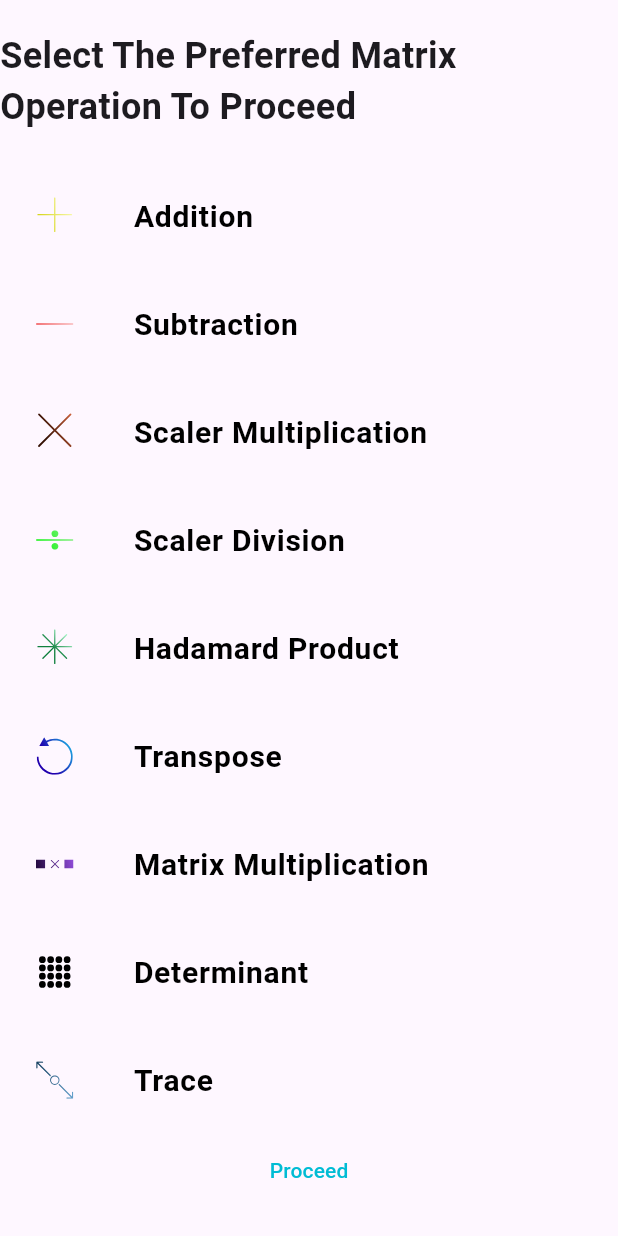
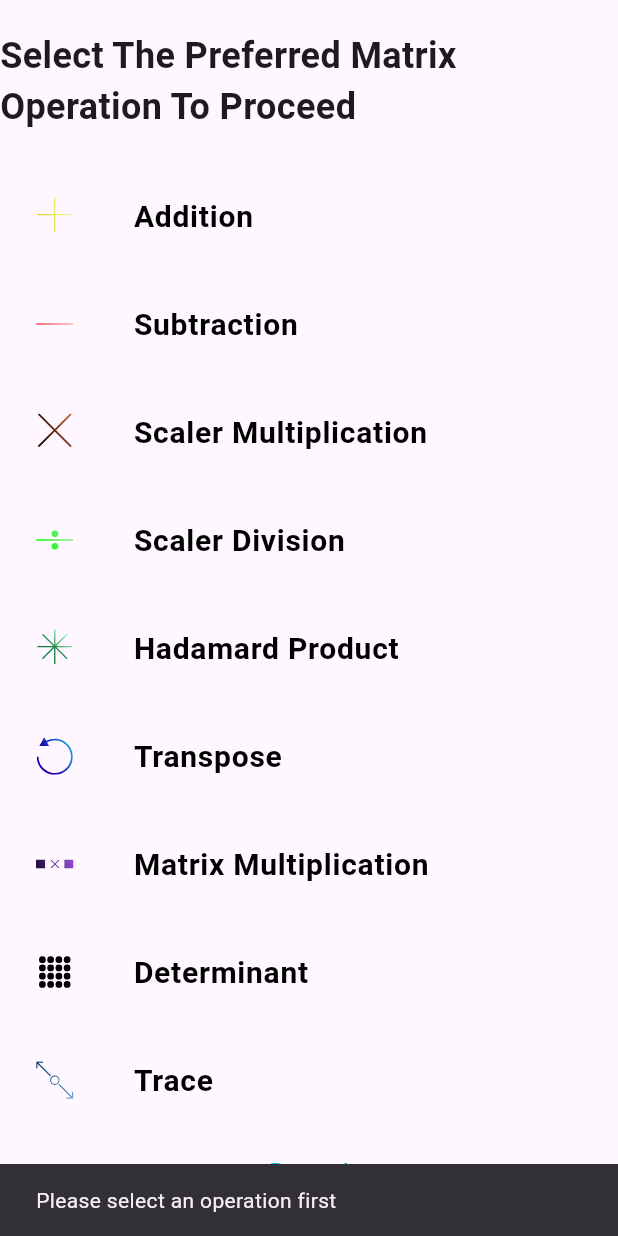
Before and after one commit to buildervortex/smoc, a Flutter app: the HomePage screen opened directly, after a tap on "Proceed", on a phone screen of 412 x 824 dp. Run offline on Flutter 3.47's test engine with Material 3 defaults, Android fonts, the phone set to English and light mode, and no system bars; our stand-ins replace bloc, equatable, flutter_bloc, flutter_svg, get_it.

Commit message:
add the navigation from home page to the input page

```diff
--- a/lib/presentation/pages/home_page.dart
+++ b/lib/presentation/pages/home_page.dart
@@ -139,7 +139,18 @@ class HomePage extends StatelessWidget {
             ),
           ),
           TextButton(
-              onPressed: () {},
+              onPressed: () {
+                if (context.read<OperationCubit>().state.operation ==
+                    Operation.none) {
+                  ScaffoldMessenger.of(context).showSnackBar(
+                    SnackBar(
+                      content: Text('Please select an operation first'),
+                    ),
+                  );
+                  return;
+                }
+                Navigator.pushNamed(context, "/input");
+              },
               child: Text(
                 'Proceed',
                 style: TextStyle(color: Colors.cyan),
```
Also changed, not shown: lib/main.dart (+6 -1 lines).
